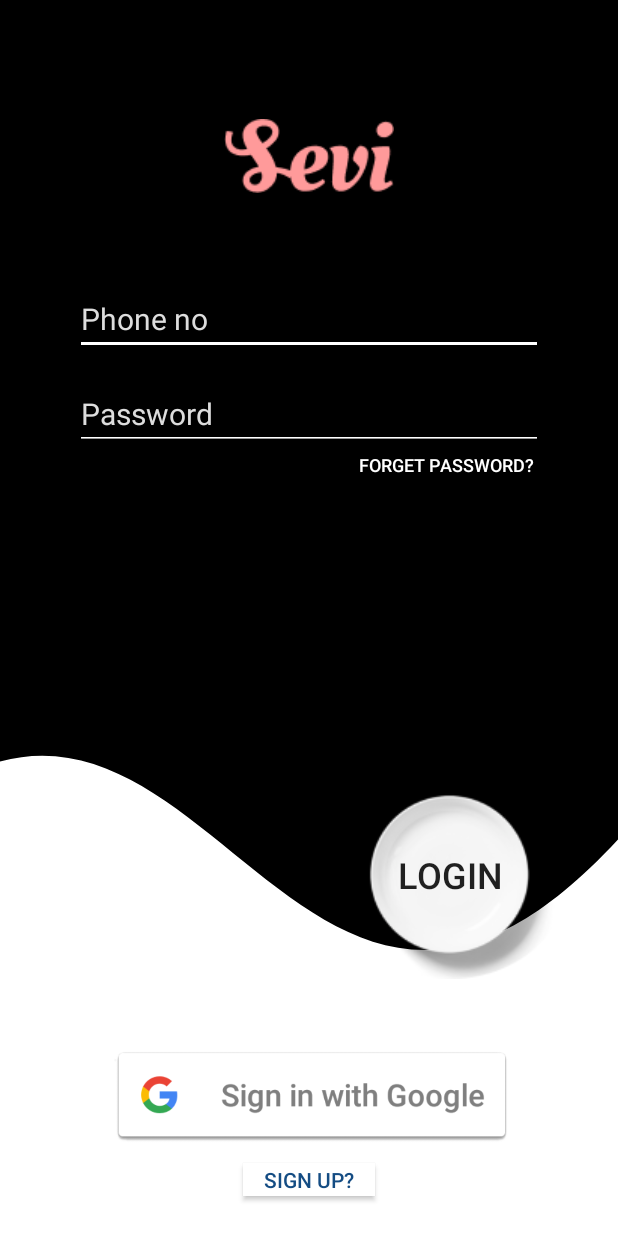
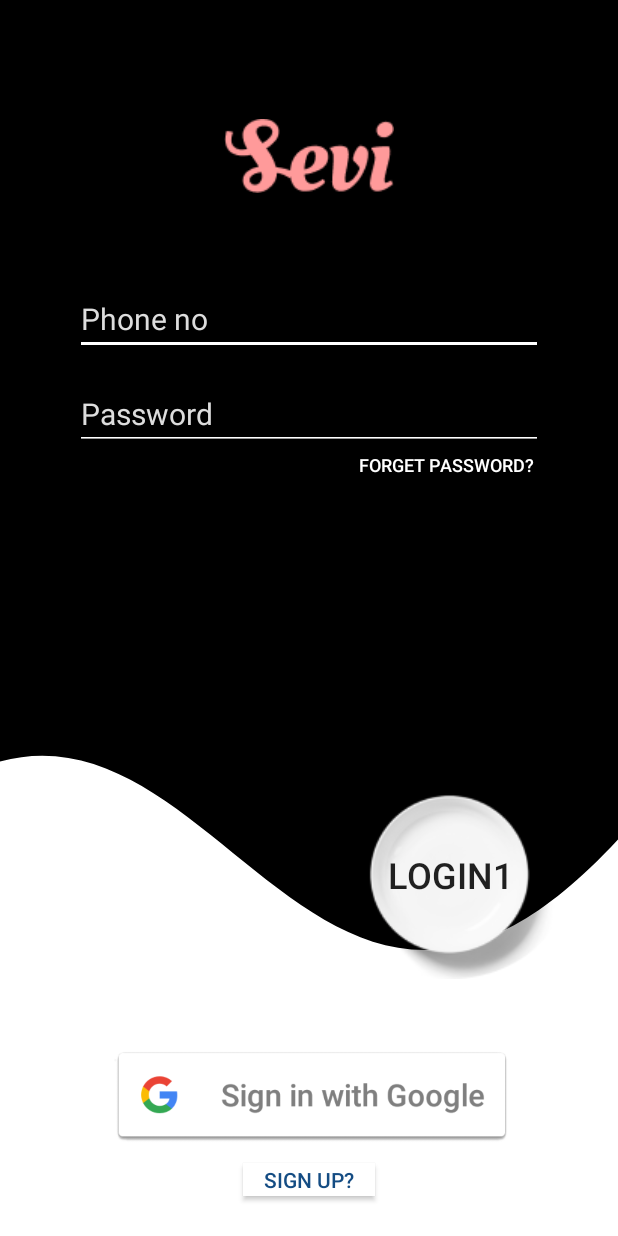
Before and after one commit to TeamSevi/Sevi_app, an Android app: the screen it shows after launch (LoginScreen), on a phone screen of 412 x 824 dp. Run offline under Robolectric (Android 15) with nearby library versions, the light colour scheme and no system bars.

Commit message:
login1 check

```diff
--- a/app/src/main/res/layout/login_screen.xml
+++ b/app/src/main/res/layout/login_screen.xml
@@ -140,7 +140,7 @@
         android:layout_marginBottom="45dp"
         android:background="@drawable/dish"
         android:backgroundTintMode="add"
-        android:text="Login"
+        android:text="Login1"
         android:onClick="callHomeScreen"
         android:textSize="24sp"
         app:layout_constraintBottom_toTopOf="@+id/linearLayout2"
```
